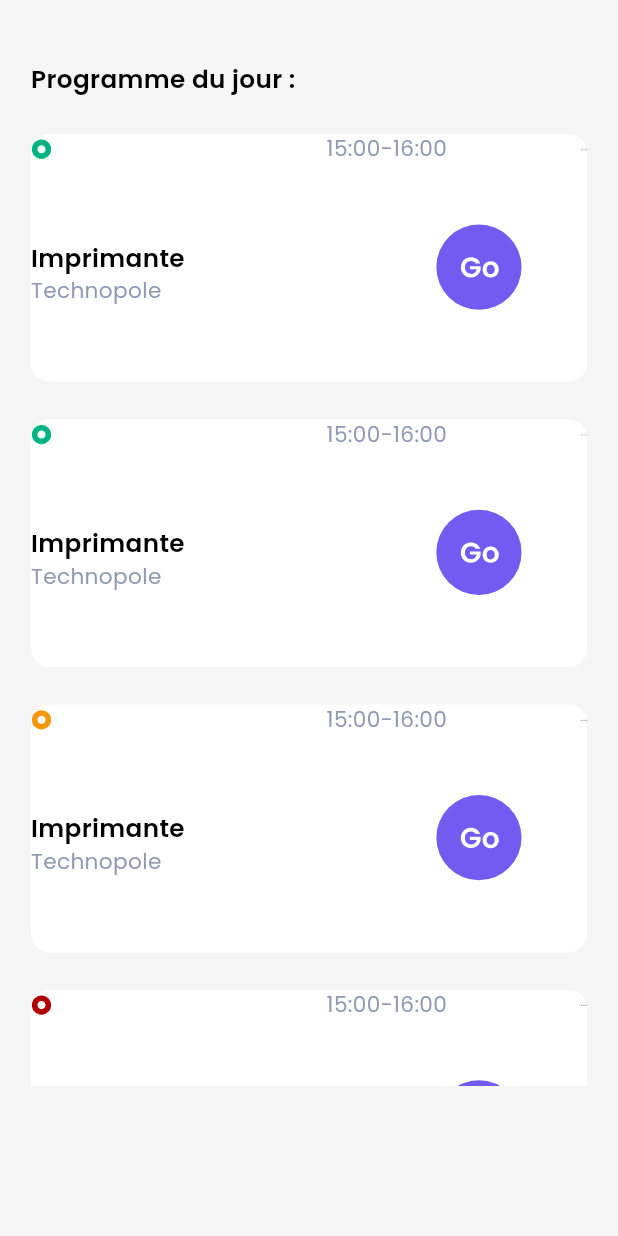
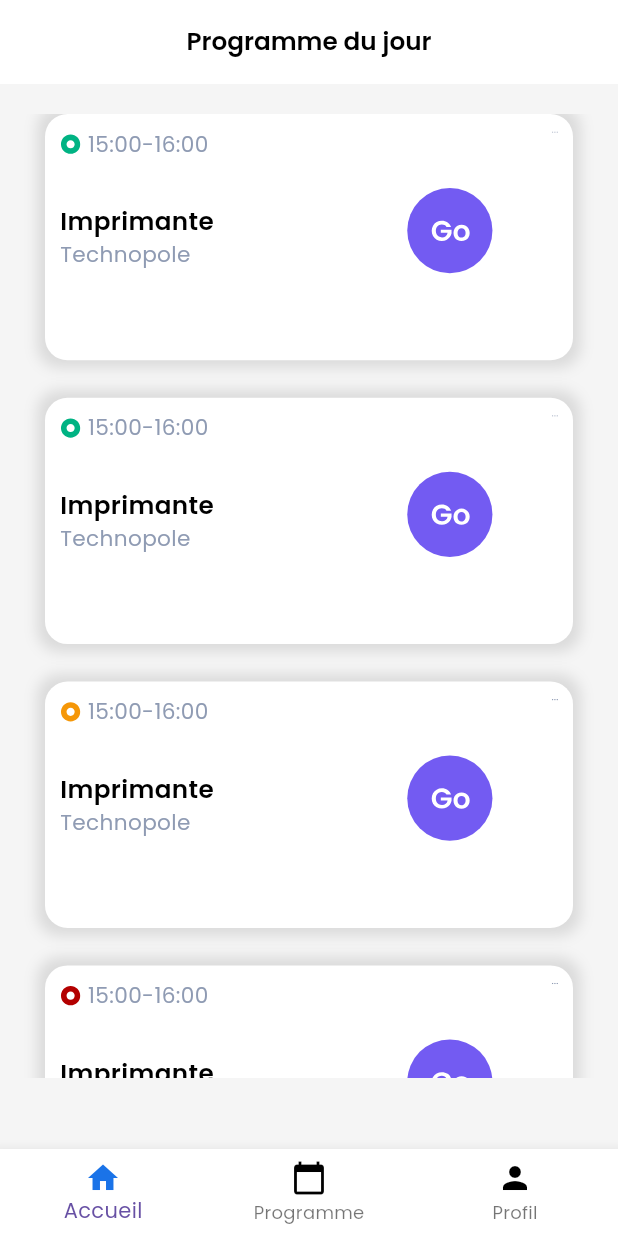
Before and after one commit to IlTriki/Ticketing_System, a Flutter app: the screen it shows after launch, on a phone screen of 412 x 824 dp. Run offline on Flutter 3.47's test engine with Material 3 defaults, Android fonts, the phone set to English and light mode, and no system bars; our stand-ins replace flutter_svg.

Commit message:
barre de navigation + positionnement des elements

```diff
--- a/partie_mobile/lib/pages/home.dart
+++ b/partie_mobile/lib/pages/home.dart
@@ -11,7 +11,6 @@ class HomePage extends StatefulWidget {
 
 class _HomePageState extends State<HomePage> {
   late double screenWidth;
-  late double screenHeight;
   List<ProgrammeModel> programmes = [];
 
   @override
@@ -22,15 +21,15 @@ class _HomePageState extends State<HomePage> {
   @override
   void didChangeDependencies() {
     super.didChangeDependencies();
+    programmes = ProgrammeModel.getProgrammes();
     screenWidth = MediaQuery.of(context).size.width;
-    screenHeight = MediaQuery.of(context).size.height;
-    programmes = ProgrammeModel.getProgrammes();
   }
 
   @override
   Widget build(BuildContext context) {
     return Scaffold(
       backgroundColor: const Color(0xFFF5F5F5),
+      appBar: _appBar(),
       body: Column(
         children: [
           const SizedBox(
@@ -39,6 +38,23 @@ class _HomePageState extends State<HomePage> {
           _programmes(),
         ],
       ),
+      bottomNavigationBar: _bottomNavigationBar(),
+    );
+  }
+
+  AppBar _appBar() {
+    return AppBar(
+      backgroundColor: Colors.white,
+      elevation: 0.0,
+      centerTitle: true,
+      title: Text(
+        'Programme du jour',
+        style: TextStyle(
+          color: Colors.black,
+          fontSize: screenWidth * 0.04,
+          fontWeight: FontWeight.w600,
+        ),
+      ),
     );
   }
 
@@ -46,45 +62,34 @@ class _HomePageState extends State<HomePage> {
     return Column(
       crossAxisAlignment: CrossAxisAlignment.start,
       children: [
-        Padding(
-          padding: EdgeInsets.only(
-            left: screenWidth * 0.05,
-            top: screenWidth * 0.05,
-          ),
-          child: Text(
-            'Programme du jour :',
-            style: TextStyle(
-              color: Colors.black,
-              fontSize: screenWidth * 0.04,
-              fontWeight: FontWeight.w600,
-            ),
-          ),
-        ),
         SizedBox(
-          height: screenHeight * 0.8,
+          height: MediaQuery.of(context).size.height * 0.78,
           child: ListView.separated(
               itemCount: programmes.length,
-            padding: EdgeInsets.only(
-              left: screenWidth * 0.05,
-              right: screenWidth * 0.05,
-              bottom: screenHeight * 0.03,
-              top: screenHeight * 0.03,
+              padding: const EdgeInsets.only(
+                bottom: 30,
+                right: 30,
+                left: 30,
               ),
               separatorBuilder: (context, index) => const SizedBox(
                     height: 25,
                   ),
               itemBuilder: (context, index) {
                 return Container(
+                    padding: const EdgeInsets.all(10),
                     decoration: BoxDecoration(
                       color: Colors.white,
-                  borderRadius: BorderRadius.circular(screenWidth * 0.03),
+                      borderRadius: BorderRadius.circular(15),
+                      boxShadow: [
+                        BoxShadow(
+                          color: Colors.grey.withOpacity(0.3),
+                          spreadRadius: 5,
+                          blurRadius: 7,
                         ),
-                child: Column(
-                  crossAxisAlignment: CrossAxisAlignment.start,
-                  children: [
-                    Container(
-                      child: Row(
-                        mainAxisAlignment: MainAxisAlignment.spaceBetween,
+                      ],
+                    ),
+                    child: Stack(children: [
+                      Row(
                         children: [
                           SvgPicture.asset(
                             programmes[index].priorite,
@@ -99,15 +104,17 @@ class _HomePageState extends State<HomePage> {
                               color: const Color(0xFF8F9BB3),
                               fontSize: screenWidth * 0.035,
                             ),
+                          )
+                        ],
                       ),
-                          SvgPicture.asset('assets/icons/options.svg',
+                      Positioned(
+                        top: 0,
+                        right: 0,
+                        child: SvgPicture.asset('assets/icons/options.svg',
                             width: screenWidth * 0.010,
                             height: screenWidth * 0.010),
-                        ],
-                      ),
                       ),
                       Row(
-                      mainAxisAlignment: MainAxisAlignment.spaceBetween,
                         children: [
                           Column(
                             crossAxisAlignment: CrossAxisAlignment.start,
@@ -130,20 +137,46 @@ class _HomePageState extends State<HomePage> {
                               ),
                             ],
                           ),
-                        SvgPicture.asset(
-                          'assets/icons/boutonGo.svg',
-                          width: screenWidth * 0.35,
-                          height: screenWidth * 0.35,
-                        ),
+                          const Spacer(),
+                          Column(
+                            crossAxisAlignment: CrossAxisAlignment.end,
+                            children: [
+                              SvgPicture.asset('assets/icons/boutonGo.svg',
+                                  width: screenWidth * 0.35)
                             ],
-                    ),
+                          )
                         ],
-                ),
-              );
-            },
-          ),
+                      )
+                    ]));
+              }),
         ),
       ],
     );
   }
+
+  BottomNavigationBar _bottomNavigationBar() {
+    return BottomNavigationBar(backgroundColor: Colors.white, items: const [
+      BottomNavigationBarItem(
+        icon: Icon(
+          Icons.home,
+          color: Color(0xFF1A73E8),
+        ),
+        label: 'Accueil',
+      ),
+      BottomNavigationBarItem(
+        icon: Icon(
+          Icons.calendar_today,
+          color: Colors.black,
+        ),
+        label: 'Programme',
+      ),
+      BottomNavigationBarItem(
+        icon: Icon(
+          Icons.person,
+          color: Colors.black,
+        ),
+        label: 'Profil',
+      ),
+    ]);
   }
+}
```
Lines whose indentation alone changed are shown as unchanged.
